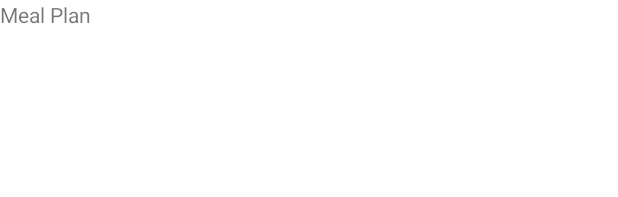
After one commit to CMPUT301F22T30/FoodStory, an Android app: the layout meal_plan_item.xml on its own in the app's theme, with its tools: preview values and no code run, on a phone screen of 412 x 824 dp. The commit adds this screen. Shown: the top 197 px of the screen. Run offline under Robolectric (Android 15) with nearby library versions, the phone set to English and light mode, and no system bars.

Commit message:
Setting up meal plan structure

```diff
--- /dev/null
+++ b/code/app/src/main/java/com/example/foodstory/AddMealPlanFragment.java
@@ -0,0 +1,4 @@
+package com.example.foodstory;
+
+public class AddMealPlanFragment {
+}
--- /dev/null
+++ b/code/app/src/main/java/com/example/foodstory/ViewMealPlanFragment.java
@@ -0,0 +1,4 @@
+package com.example.foodstory;
+
+public class ViewMealPlanFragment {
+}
--- /dev/null
+++ b/code/app/src/main/res/layout/add_meal_plan_fragment.xml
@@ -0,0 +1,6 @@
+<?xml version="1.0" encoding="utf-8"?>
+<androidx.constraintlayout.widget.ConstraintLayout xmlns:android="http://schemas.android.com/apk/res/android"
+    android:layout_width="match_parent"
+    android:layout_height="match_parent">
+
+</androidx.constraintlayout.widget.ConstraintLayout>
--- /dev/null
+++ b/code/app/src/main/res/layout/meal_plan_item.xml
@@ -0,0 +1,31 @@
+<?xml version="1.0" encoding="utf-8"?>
+<androidx.constraintlayout.widget.ConstraintLayout xmlns:android="http://schemas.android.com/apk/res/android"
+    xmlns:tools="http://schemas.android.com/tools"
+    android:layout_width="match_parent"
+    android:layout_height="match_parent">
+
+    <LinearLayout
+        android:layout_width="wrap_content"
+        android:layout_height="match_parent"
+        android:orientation="horizontal"
+        tools:ignore="MissingConstraints">
+
+
+        <TextView
+            android:layout_width="wrap_content"
+            android:layout_height="match_parent"
+            android:id="@+id/meal_plan_heading"
+            android:text="Meal Plan">
+
+        </TextView>
+
+        <TextView
+            android:layout_width="wrap_content"
+            android:layout_height="match_parent"
+            android:id="@+id/meal_plan_date">
+
+        </TextView>
+
+    </LinearLayout>
+
+</androidx.constraintlayout.widget.ConstraintLayout>
--- /dev/null
+++ b/code/app/src/main/res/layout/view_meal_plan_fragment.xml
@@ -0,0 +1,6 @@
+<?xml version="1.0" encoding="utf-8"?>
+<androidx.constraintlayout.widget.ConstraintLayout xmlns:android="http://schemas.android.com/apk/res/android"
+    android:layout_width="match_parent"
+    android:layout_height="match_parent">
+
+</androidx.constraintlayout.widget.ConstraintLayout>
```
Also changed, not shown: code/app/src/main/java/com/example/foodstory/HomeFragment.java (+7 -0 lines), code/app/src/main/java/com/example/foodstory/MealPlan.java (added, +25 -0 lines), code/app/src/main/java/com/example/foodstory/MealPlanAdapter.java (added, +42 -0 lines), code/app/src/main/java/com/example/foodstory/MealPlanFragment.java (added, +95 -0 lines), code/app/src/main/res/layout/meal_plan_fragment.xml (added, +29 -0 lines), code/app/src/main/res/navigation/nav_graph.xml (+45 -0 lines).
